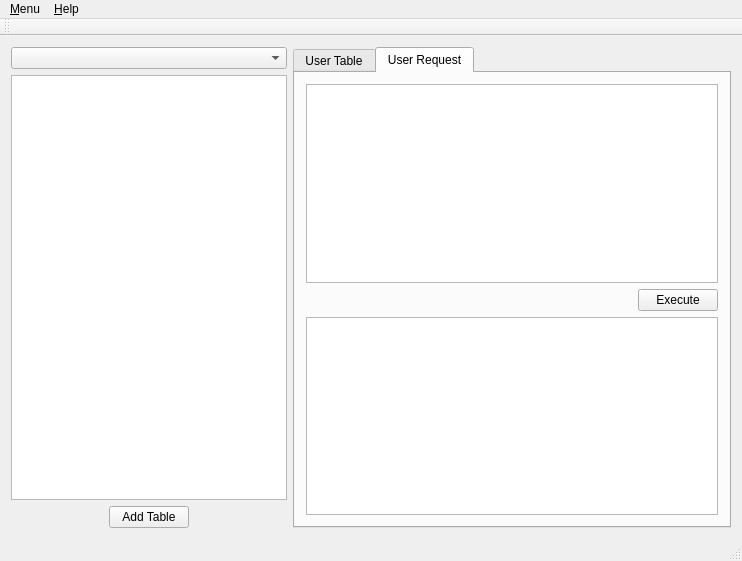
Old version of the form mainwindow.ui in the repository LouisVraie/dbManagerApp.
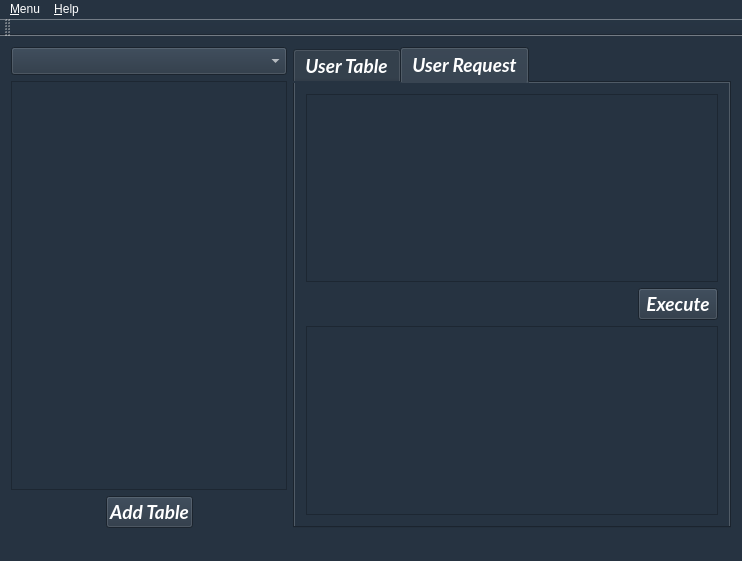
New version of the form. Icons and pictures are not drawn.

The edit to the form file:
```diff
--- a/mainwindow.ui
+++ b/mainwindow.ui
@@ -13,15 +13,43 @@
   <property name="windowTitle">
    <string>DB Manager</string>
   </property>
+  <property name="windowIcon">
+   <iconset resource="images.qrc">
+    <normaloff>:/images/images/logo_app_1.png</normaloff>:/images/images/logo_app_1.png</iconset>
+  </property>
+  <property name="styleSheet">
+   <string notr="true">background-color: rgb(38, 51, 65);
+color: rgb(255, 255, 255);</string>
+  </property>
   <widget class="QWidget" name="centralWidget">
    <layout class="QHBoxLayout" name="horizontalLayout_4">
     <item>
      <layout class="QVBoxLayout" name="verticalLayout">
       <item>
-       <widget class="QComboBox" name="comboBox_Databases"/>
+       <widget class="QComboBox" name="comboBox_Databases">
+        <property name="font">
+         <font>
+          <family>Lato</family>
+          <pointsize>12</pointsize>
+          <weight>75</weight>
+          <italic>true</italic>
+          <bold>true</bold>
+         </font>
+        </property>
+       </widget>
       </item>
       <item>
-       <widget class="QListWidget" name="listWidget_Table"/>
+       <widget class="QListWidget" name="listWidget_Table">
+        <property name="font">
+         <font>
+          <family>Lato</family>
+          <pointsize>12</pointsize>
+          <weight>75</weight>
+          <italic>true</italic>
+          <bold>true</bold>
+         </font>
+        </property>
+       </widget>
       </item>
       <item>
        <layout class="QHBoxLayout" name="horizontalLayout">
@@ -40,6 +68,15 @@
         </item>
         <item>
          <widget class="QPushButton" name="pushButton_AddTable">
+          <property name="font">
+           <font>
+            <family>Lato</family>
+            <pointsize>14</pointsize>
+            <weight>75</weight>
+            <italic>true</italic>
+            <bold>true</bold>
+           </font>
+          </property>
           <property name="text">
            <string>Add Table</string>
           </property>
@@ -64,6 +101,15 @@
     </item>
     <item>
      <widget class="QTabWidget" name="tabWidget">
+      <property name="font">
+       <font>
+        <family>Lato</family>
+        <pointsize>14</pointsize>
+        <weight>75</weight>
+        <italic>true</italic>
+        <bold>true</bold>
+       </font>
+      </property>
       <property name="currentIndex">
        <number>1</number>
       </property>
@@ -164,7 +210,17 @@
        </attribute>
        <layout class="QVBoxLayout" name="verticalLayout_2">
         <item>
-         <widget class="QPlainTextEdit" name="plainTextEdit_RequeteSQL"/>
+         <widget class="QPlainTextEdit" name="plainTextEdit_RequeteSQL">
+          <property name="font">
+           <font>
+            <family>Source Code Pro</family>
+            <pointsize>12</pointsize>
+            <weight>50</weight>
+            <italic>false</italic>
+            <bold>false</bold>
+           </font>
+          </property>
+         </widget>
         </item>
         <item>
          <layout class="QHBoxLayout" name="horizontalLayout_3">
@@ -183,6 +239,15 @@
           </item>
           <item>
            <widget class="QPushButton" name="pushButton_Executer">
+            <property name="font">
+             <font>
+              <family>Lato</family>
+              <pointsize>14</pointsize>
+              <weight>75</weight>
+              <italic>true</italic>
+              <bold>true</bold>
+             </font>
+            </property>
             <property name="text">
              <string>Execute</string>
             </property>
@@ -191,7 +256,17 @@
          </layout>
         </item>
         <item>
-         <widget class="QTextBrowser" name="textBrowser_ResultatRequete"/>
+         <widget class="QTextBrowser" name="textBrowser_ResultatRequete">
+          <property name="font">
+           <font>
+            <family>Source Code Pro</family>
+            <pointsize>12</pointsize>
+            <weight>50</weight>
+            <italic>false</italic>
+            <bold>false</bold>
+           </font>
+          </property>
+         </widget>
         </item>
        </layout>
       </widget>
```
Left out of the diff: 31 changed lines with no effect on the pictures.
